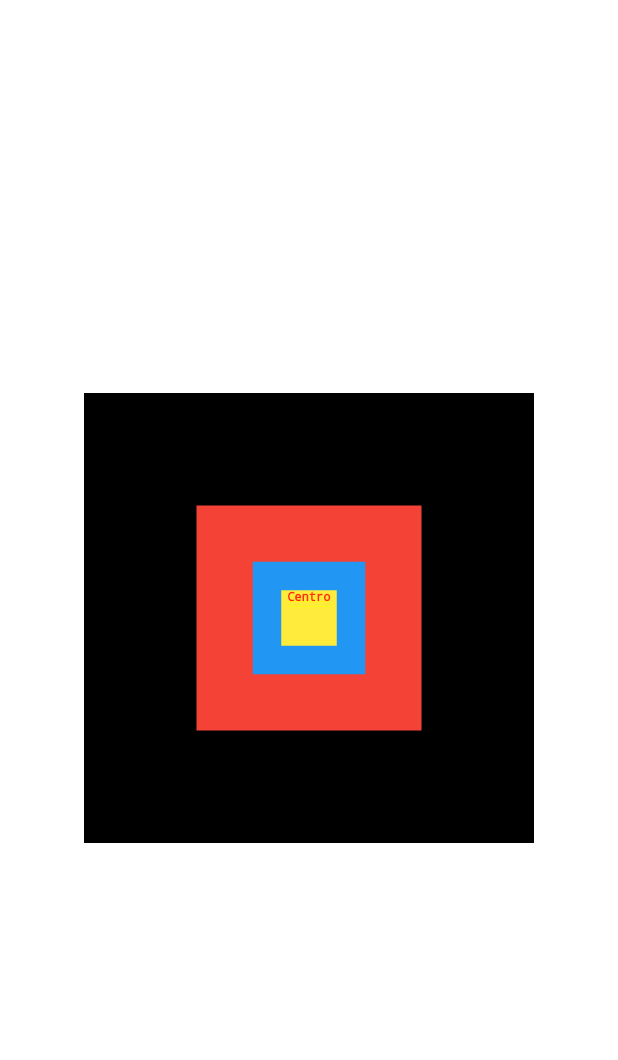
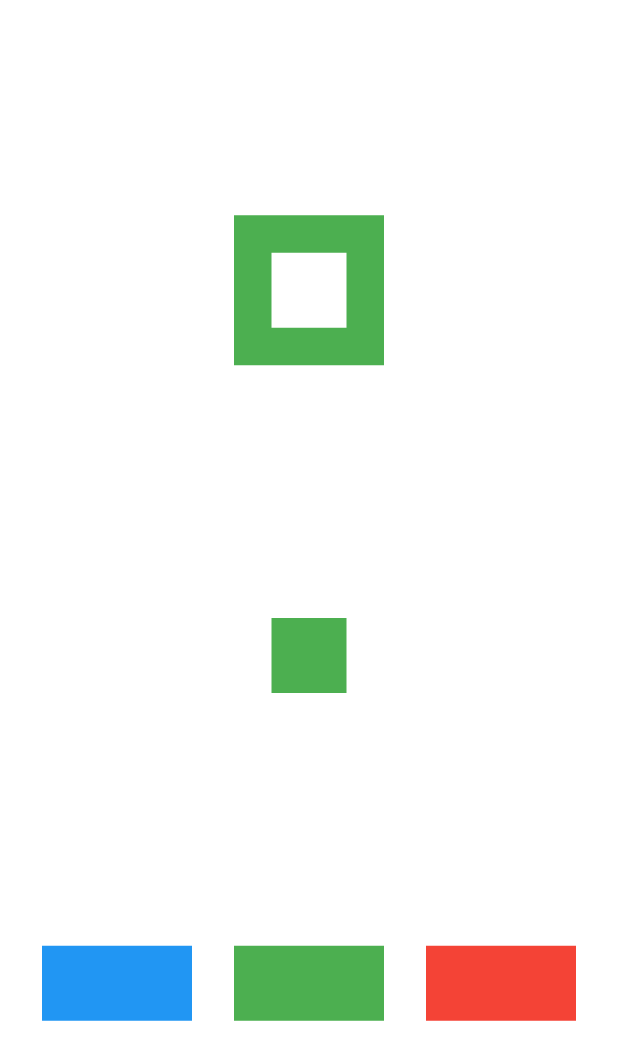
Before and after one commit to Brazf/EstudosFlutter, a Flutter app: the screen it shows after launch, on a phone screen of 412 x 824 dp. Shown: the top 1060 px of the screen. Run offline on Flutter 3.47's test engine with Material 2 defaults, Android fonts, the light colour scheme and no system bars.

Commit message:
Update main.dart

```diff
--- a/appestudo/lib/main.dart
+++ b/appestudo/lib/main.dart
@@ -14,43 +14,60 @@ class MyApp extends StatelessWidget {
       theme: ThemeData(
         primarySwatch: Colors.green,
       ),
-      home: Stack(
+      home: Column(
+        mainAxisAlignment: MainAxisAlignment.spaceEvenly,
+        crossAxisAlignment: CrossAxisAlignment.center,
+        children: [
+          Stack(
             alignment: AlignmentDirectional.center,
             children: [
-          Center(
-            child :
               Container(
                 color: Colors.green,
                 width: 100.0,
                 height: 100.0,
-            )
               ),
               Container(
                 color: Colors.white,
+                width: 50.0,
+                height: 50.0,
+              ),
+            ],
+          ),
+          Stack(
+            alignment: AlignmentDirectional.center,
+            children: [
+              Container(
+                color: Colors.white,
+                width: 100.0,
+                height: 100.0,
               ),
               Container(
-            color: Colors.black,
-            width: 300.0,
-            height: 300.0
+                color: Colors.green,
+                width: 50.0,
+                height: 50.0,
+              ),
+            ],
+          ),
+          Row(
+            mainAxisAlignment: MainAxisAlignment.spaceEvenly,
+            crossAxisAlignment: CrossAxisAlignment.center,
+            children: [
+              Container(
+                color: Colors.blue,
+                width: 100.0,
+                height: 50.0,
+              ),
+              Container(
+                color: Colors.green,
+                width: 100.0,
+                height: 50.0,
               ),
               Container(
                 color: Colors.red,
-            width: 150.0,
-            height: 150.0,
+                width: 100.0,
+                height: 50.0,
               ),
-          Container(
-            color: Colors.blue,
-            width: 75.0,
-            height: 75.0,
-          ),
-          Container(
-            color: Colors.yellow,
-            width: 37.0,
-            height: 37.0,
-            child: const Text('Centro',
-              style: TextStyle( fontSize: 8.0),
-              textAlign: TextAlign.center
-            ),
+            ],
           ),
         ],
       ),
```
Lines whose indentation alone changed are shown as unchanged.
